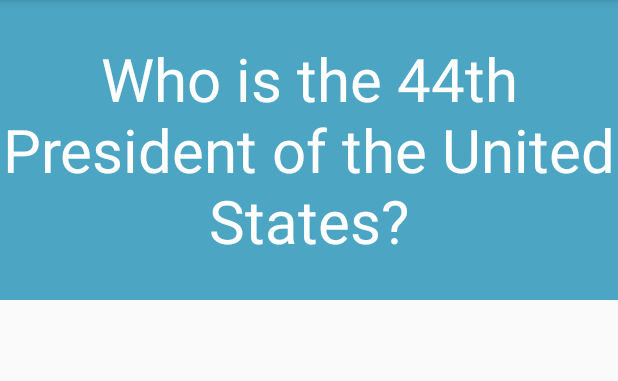
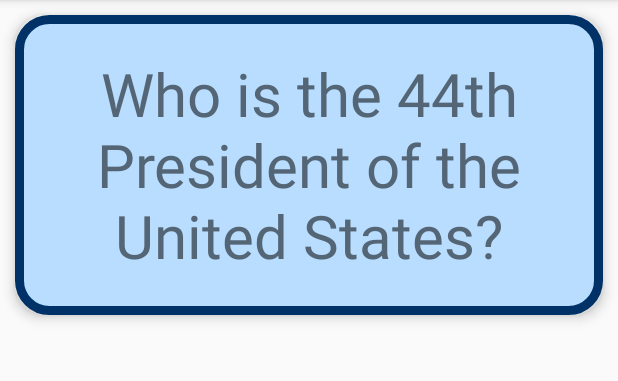
Before and after one commit to jcblanc2/MindGlide, an Android app built with Jetpack Compose: the screen it shows after launch (MainActivity), on a phone screen of 412 x 824 dp, the part 84-465 px from its top. Run offline under Robolectric (Android 15) with nearby library versions, the phone set to English and light mode, and no system bars.

Commit message:
Further customize and style the card

```diff
--- /dev/null
+++ b/app/src/main/res/drawable/card_answer_background.xml
@@ -0,0 +1,7 @@
+<?xml version="1.0" encoding="utf-8"?>
+<shape xmlns:android="http://schemas.android.com/apk/res/android"
+    android:shape="rectangle">
+    <corners android:radius="20dp" />
+    <stroke android:color="@color/dark_yellow" android:width="6dp" />
+    <solid android:color="@color/yellow" />
+</shape>
--- /dev/null
+++ b/app/src/main/res/drawable/card_question_background.xml
@@ -0,0 +1,7 @@
+<?xml version="1.0" encoding="utf-8"?>
+<shape xmlns:android="http://schemas.android.com/apk/res/android"
+    android:shape="rectangle">
+    <corners android:radius="20dp" />
+    <stroke android:color="@color/dark_blue" android:width="6dp" />
+    <solid android:color="@color/light_blue" />
+</shape>
--- a/app/src/main/res/layout/activity_main.xml
+++ b/app/src/main/res/layout/activity_main.xml
@@ -4,7 +4,6 @@
     android:layout_width="match_parent"
     android:layout_height="match_parent"
     tools:context=".MainActivity">
-
 
     <TextView
         android:id="@+id/tvFlashcardQuestion"
@@ -13,8 +12,10 @@
         android:gravity="center"
         android:text="@string/question_text"
         android:textSize="40sp"
-        android:background="@color/aqua"
-        android:textColor="@color/white"/>
+        android:background="@drawable/card_question_background"
+        android:textColor="@color/blue_gray"
+        android:elevation="5dp"
+        android:layout_margin="10dp"/>
 
     <TextView
         android:id="@+id/tvFlashcardAnswer"
@@ -24,6 +25,8 @@
         android:text="@string/answer"
         android:textSize="40sp"
         android:visibility="invisible"
-        android:background="@color/yellow"
-        android:textColor="@color/dark_yellow"/>
+        android:background="@drawable/card_answer_background"
+        android:elevation="5dp"
+        android:textColor="@color/dark_yellow"
+        android:layout_margin="10dp"/>
 </RelativeLayout>
--- a/app/src/main/res/values/colors.xml
+++ b/app/src/main/res/values/colors.xml
@@ -7,7 +7,9 @@
     <color name="teal_700">#FF018786</color>
     <color name="black">#FF000000</color>
     <color name="white">#FFFFFFFF</color>
-    <color name="aqua">#4ca5c3</color>
     <color name="yellow">#fefe00</color>
     <color name="dark_yellow">#929300</color>
+    <color name="light_blue">#b8ddff</color>
+    <color name="dark_blue">#003267</color>
+    <color name="blue_gray">#546676</color>
 </resources>
```
